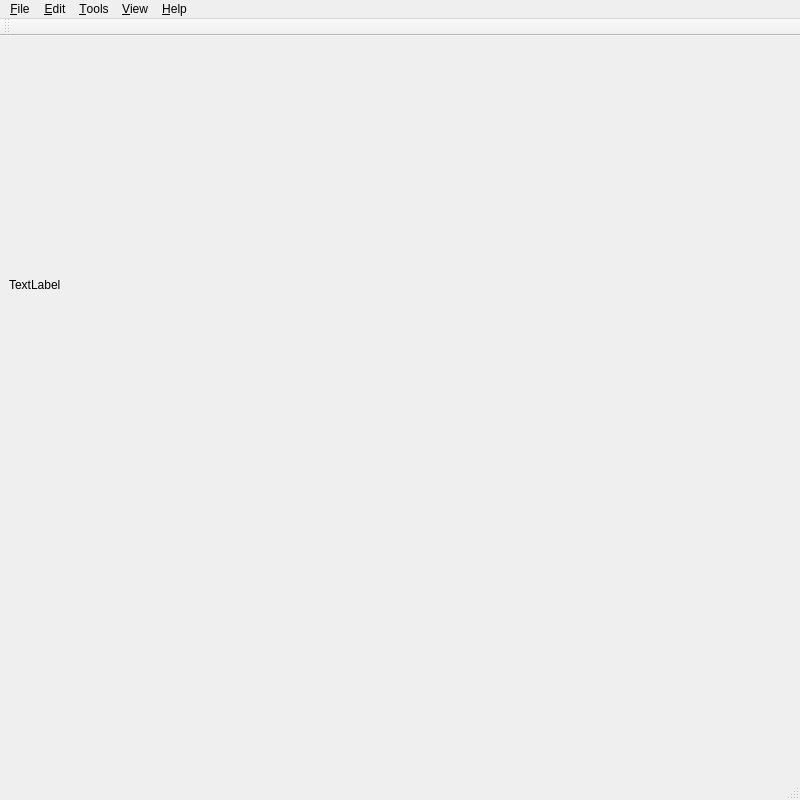
First picture: the form in src/mainwindow.ui, repository hex55/Dot_matrix_font, before the edit.
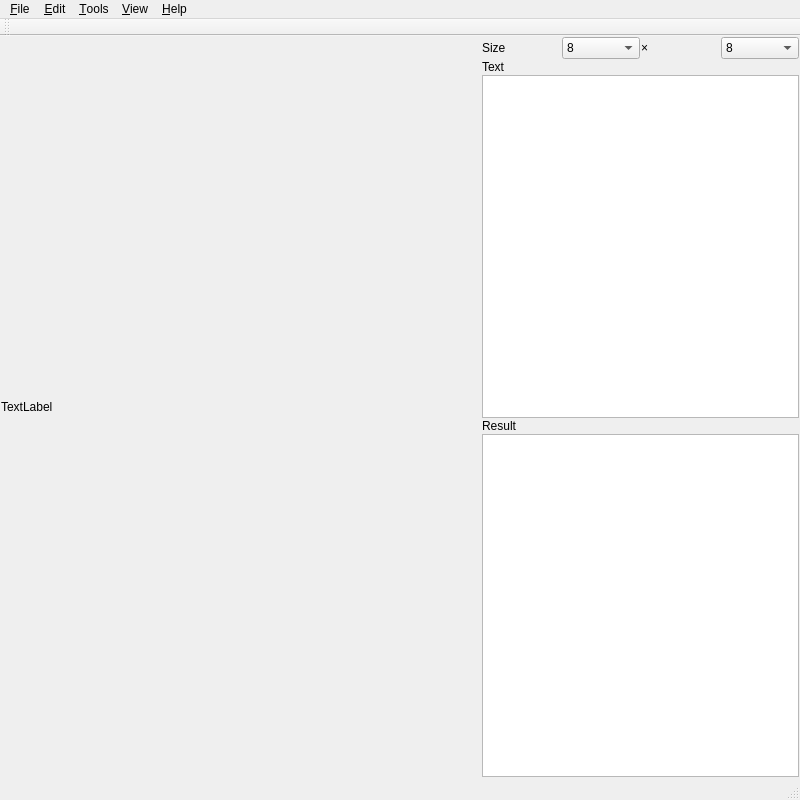
Second picture: the form after the edit. Icons and pictures are not drawn.

Commit message: 调整界面

The edit to the form file:
```diff
--- a/src/mainwindow.ui
+++ b/src/mainwindow.ui
@@ -20,8 +20,23 @@
    <string>MainWindow</string>
   </property>
   <widget class="QWidget" name="centralwidget">
-   <layout class="QGridLayout" name="gridLayout">
-    <item row="0" column="0">
+   <layout class="QGridLayout" name="layoutGWidget">
+    <property name="leftMargin">
+     <number>1</number>
+    </property>
+    <property name="topMargin">
+     <number>1</number>
+    </property>
+    <property name="rightMargin">
+     <number>1</number>
+    </property>
+    <property name="bottomMargin">
+     <number>1</number>
+    </property>
+    <property name="spacing">
+     <number>1</number>
+    </property>
+    <item row="0" column="0" rowspan="2">
      <widget class="QLabel" name="labelFont">
       <property name="minimumSize">
        <size>
@@ -41,30 +56,113 @@
      </widget>
     </item>
     <item row="0" column="1">
-     <spacer name="horizontalSpacer">
-      <property name="orientation">
-       <enum>Qt::Horizontal</enum>
+     <layout class="QHBoxLayout" name="layoutHSize">
+      <property name="spacing">
+       <number>1</number>
       </property>
-      <property name="sizeHint" stdset="0">
-       <size>
-        <width>288</width>
-        <height>20</height>
-       </size>
-      </property>
-     </spacer>
+      <item>
+       <widget class="QLabel" name="labelSize">
+        <property name="text">
+         <string>Size</string>
+        </property>
+       </widget>
+      </item>
+      <item>
+       <widget class="QComboBox" name="comboBoxW">
+        <item>
+         <property name="text">
+          <string>8</string>
+         </property>
+        </item>
+        <item>
+         <property name="text">
+          <string>16</string>
+         </property>
+        </item>
+        <item>
+         <property name="text">
+          <string>32</string>
+         </property>
+        </item>
+        <item>
+         <property name="text">
+          <string>64</string>
+         </property>
+        </item>
+        <item>
+         <property name="text">
+          <string>128</string>
+         </property>
+        </item>
+       </widget>
+      </item>
+      <item>
+       <widget class="QLabel" name="labelMulti">
+        <property name="text">
+         <string>×</string>
+        </property>
+       </widget>
+      </item>
+      <item>
+       <widget class="QComboBox" name="comboBoxH">
+        <property name="editable">
+         <bool>false</bool>
+        </property>
+        <item>
+         <property name="text">
+          <string>8</string>
+         </property>
+        </item>
+        <item>
+         <property name="text">
+          <string>16</string>
+         </property>
+        </item>
+        <item>
+         <property name="text">
+          <string>32</string>
+         </property>
+        </item>
+        <item>
+         <property name="text">
+          <string>64</string>
+         </property>
+        </item>
+        <item>
+         <property name="text">
+          <string>128</string>
+         </property>
+        </item>
+       </widget>
+      </item>
+     </layout>
     </item>
-    <item row="1" column="0" colspan="2">
-     <spacer name="verticalSpacer">
-      <property name="orientation">
-       <enum>Qt::Vertical</enum>
+    <item row="1" column="1">
+     <layout class="QVBoxLayout" name="layoutVText">
+      <property name="spacing">
+       <number>1</number>
       </property>
-      <property name="sizeHint" stdset="0">
-       <size>
-        <width>775</width>
-        <height>217</height>
-       </size>
-      </property>
-     </spacer>
+      <item>
+       <widget class="QLabel" name="labelText">
+        <property name="text">
+         <string>Text</string>
+        </property>
+       </widget>
+      </item>
+      <item>
+       <widget class="QPlainTextEdit" name="textText"/>
+      </item>
+      <item>
+       <widget class="QLabel" name="labelResult">
+        <property name="text">
+         <string>Result</string>
+        </property>
+       </widget>
+      </item>
+      <item>
+       <widget class="QPlainTextEdit" name="textResult"/>
+      </item>
+     </layout>
     </item>
    </layout>
   </widget>
```
